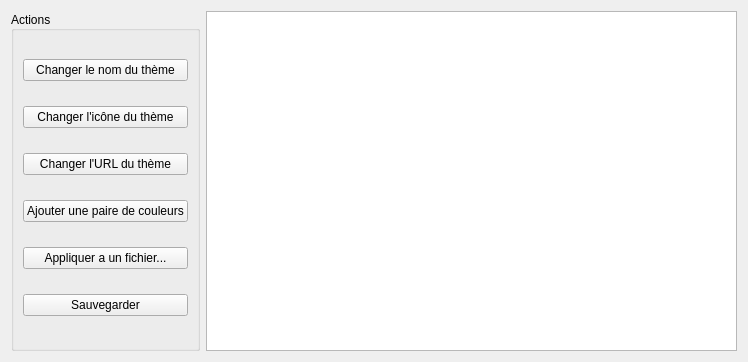
The window that ui/themeeditor.ui (SchawnnDev/ColorThemeManager) describes before a commit, drawn with Qt 5.
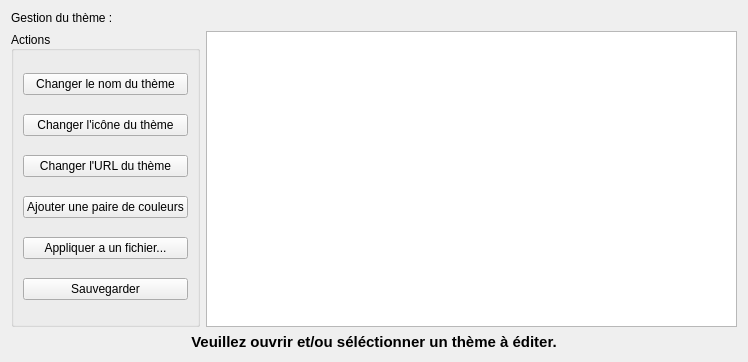
The same window after the commit.

Commit message: display message when no theme is selected

Diff of the .ui file:
```diff
--- a/ui/themeeditor.ui
+++ b/ui/themeeditor.ui
@@ -13,9 +13,16 @@
   <property name="windowTitle">
    <string>ThemeEditor</string>
   </property>
-  <layout class="QHBoxLayout" name="horizontalLayout_3">
+  <layout class="QVBoxLayout" name="verticalLayout">
    <item>
-    <layout class="QHBoxLayout" name="horizontalLayout_2" stretch="0,3">
+    <widget class="QLabel" name="themeEditorTitle">
+     <property name="text">
+      <string>Gestion du thème : &lt;nom&gt;</string>
+     </property>
+    </widget>
+   </item>
+   <item>
+    <layout class="QHBoxLayout" name="themeLayout" stretch="0,3">
      <item>
       <widget class="QGroupBox" name="actionsGroupBox">
        <property name="title">
@@ -77,10 +84,32 @@
       </widget>
      </item>
      <item>
-      <widget class="QListWidget" name="listWidget_2"/>
+      <widget class="QListWidget" name="colorPairList"/>
      </item>
     </layout>
    </item>
+   <item>
+    <widget class="QLabel" name="noProjectLabel">
+     <property name="enabled">
+      <bool>true</bool>
+     </property>
+     <property name="font">
+      <font>
+       <pointsize>11</pointsize>
+       <bold>true</bold>
+      </font>
+     </property>
+     <property name="text">
+      <string>Veuillez ouvrir et/ou séléctionner un thème à éditer.</string>
+     </property>
+     <property name="textFormat">
+      <enum>Qt::RichText</enum>
+     </property>
+     <property name="alignment">
+      <set>Qt::AlignCenter</set>
+     </property>
+    </widget>
+   </item>
   </layout>
  </widget>
  <resources/>
```
The commit also changes 5 other files.
